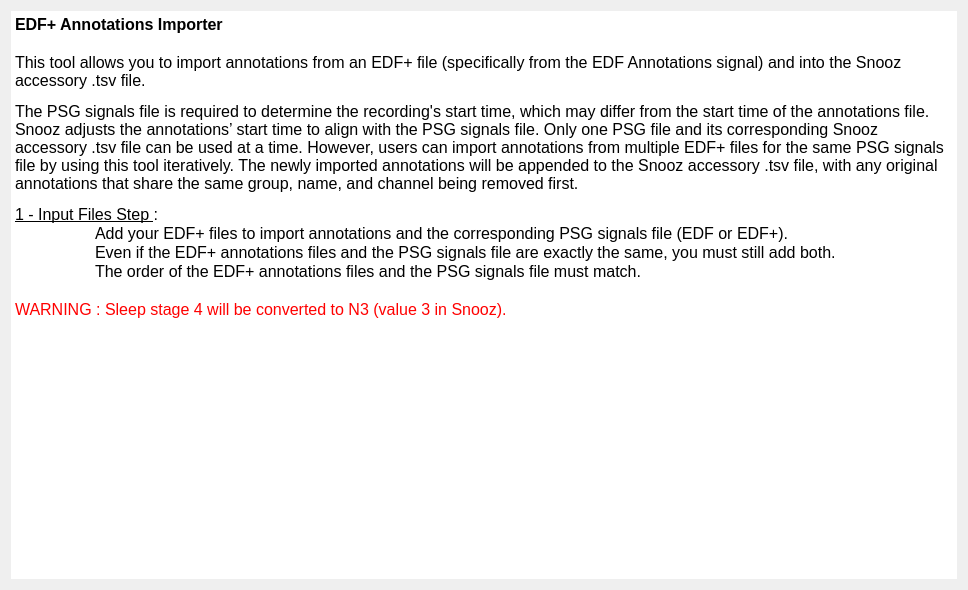
This is tools/CEAMSTools/ImportEDFPlusAnnotations/IntroStep/Ui_IntroStep.ui in SnoozToolbox/snooz-package-ceams as Qt 5 draws it before an edit. The edited form follows.
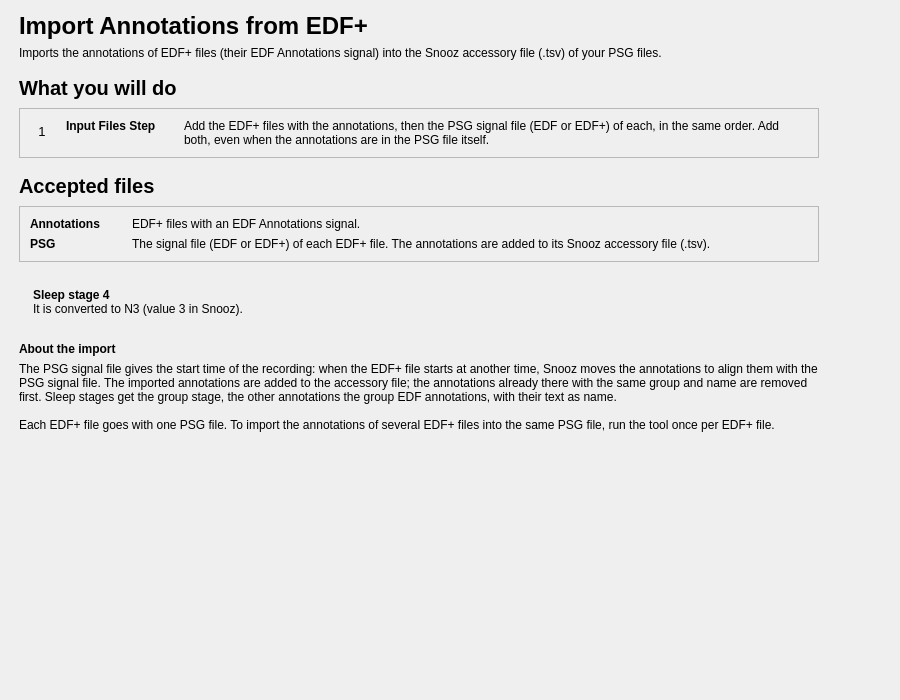
This is the edited form.

Commit message: Import Annotations from EDF+: redesigned pages (tool 2.1.2, module 2.0.2)

```diff
--- a/tools/CEAMSTools/ImportEDFPlusAnnotations/IntroStep/Ui_IntroStep.ui
+++ b/tools/CEAMSTools/ImportEDFPlusAnnotations/IntroStep/Ui_IntroStep.ui
@@ -6,48 +6,434 @@
    <rect>
     <x>0</x>
     <y>0</y>
-    <width>968</width>
-    <height>590</height>
+    <width>900</width>
+    <height>700</height>
    </rect>
   </property>
   <property name="windowTitle">
    <string/>
   </property>
   <layout class="QVBoxLayout" name="verticalLayout">
-   <property name="spacing">
-    <number>25</number>
+   <property name="leftMargin">
+    <number>19</number>
    </property>
+   <property name="topMargin">
+    <number>12</number>
+   </property>
+   <property name="rightMargin">
+    <number>19</number>
+   </property>
+   <property name="bottomMargin">
+    <number>12</number>
+   </property>
    <item>
-    <widget class="QTextEdit" name="textEdit">
-     <property name="frameShape">
-      <enum>QFrame::Shape::NoFrame</enum>
+    <layout class="QHBoxLayout" name="content_row" stretch="1,0">
+     <property name="leftMargin">
+      <number>0</number>
      </property>
-     <property name="lineWidth">
+     <property name="topMargin">
       <number>0</number>
      </property>
-     <property name="readOnly">
-      <bool>true</bool>
+     <property name="rightMargin">
+      <number>0</number>
      </property>
-     <property name="html">
-      <string>&lt;!DOCTYPE HTML PUBLIC &quot;-//W3C//DTD HTML 4.0//EN&quot; &quot;http://www.w3.org/TR/REC-html40/strict.dtd&quot;&gt;
-&lt;html&gt;&lt;head&gt;&lt;meta name=&quot;qrichtext&quot; content=&quot;1&quot; /&gt;&lt;meta charset=&quot;utf-8&quot; /&gt;&lt;style type=&quot;text/css&quot;&gt;
-p, li { white-space: pre-wrap; }
-hr { height: 1px; border-width: 0; }
-li.unchecked::marker { content: &quot;\2610&quot;; }
-li.checked::marker { content: &quot;\2612&quot;; }
-&lt;/style&gt;&lt;/head&gt;&lt;body style=&quot; font-size:12pt; font-weight:400; font-style:normal;&quot;&gt;
-&lt;p style=&quot; margin-top:0px; margin-bottom:0px; margin-left:0px; margin-right:0px; -qt-block-indent:0; text-indent:0px;&quot;&gt;&lt;span style=&quot; font-weight:600;&quot;&gt;EDF+ Annotations Importer&lt;/span&gt;&lt;/p&gt;
-&lt;p style=&quot;-qt-paragraph-type:empty; margin-top:0px; margin-bottom:0px; margin-left:0px; margin-right:0px; -qt-block-indent:0; text-indent:0px;&quot;&gt;&lt;br /&gt;&lt;/p&gt;
-&lt;p style=&quot; margin-top:0px; margin-bottom:0px; margin-left:0px; margin-right:0px; -qt-block-indent:0; text-indent:0px;&quot;&gt;This tool allows you to import annotations from an EDF+ file (specifically from the EDF Annotations signal) and into the Snooz accessory .tsv file.&lt;/p&gt;
-&lt;p style=&quot; margin-top:12px; margin-bottom:12px; margin-left:0px; margin-right:0px; -qt-block-indent:0; text-indent:0px;&quot;&gt;The PSG signals file is required to determine the recording's start time, which may differ from the start time of the annotations file. Snooz adjusts the annotations’ start time to align with the PSG signals file. Only one PSG file and its corresponding Snooz accessory .tsv file can be used at a time. However, users can import annotations from multiple EDF+ files for the same PSG signals file by using this tool iteratively. The newly imported annotations will be appended to the Snooz accessory .tsv file, with any original annotations that share the same group, name, and channel being removed first.&lt;/p&gt;
-&lt;p style=&quot; margin-top:0px; margin-bottom:0px; margin-left:0px; margin-right:0px; -qt-block-indent:0; text-indent:0px;&quot;&gt;&lt;span style=&quot; text-decoration: underline;&quot;&gt;1 - Input Files Step &lt;/span&gt;: &lt;/p&gt;
-&lt;p style=&quot; margin-top:0px; margin-bottom:0px; margin-left:0px; margin-right:0px; -qt-block-indent:0; text-indent:0px;&quot;&gt;	Add your EDF+ files to import annotations and the corresponding PSG signals file (EDF or EDF+). &lt;/p&gt;
-&lt;p style=&quot; margin-top:0px; margin-bottom:0px; margin-left:0px; margin-right:0px; -qt-block-indent:0; text-indent:0px;&quot;&gt;	Even if the EDF+ annotations files and the PSG signals file are exactly the same, you must still add both. &lt;/p&gt;
-&lt;p style=&quot; margin-top:0px; margin-bottom:0px; margin-left:0px; margin-right:0px; -qt-block-indent:0; text-indent:0px;&quot;&gt;	The order of the EDF+ annotations files and the PSG signals file must match.&lt;/p&gt;
-&lt;p style=&quot; margin-top:0px; margin-bottom:0px; margin-left:0px; margin-right:0px; -qt-block-indent:0; text-indent:0px;&quot;&gt;	&lt;/p&gt;
-&lt;p style=&quot; margin-top:0px; margin-bottom:0px; margin-left:0px; margin-right:0px; -qt-block-indent:0; text-indent:0px;&quot;&gt;&lt;span style=&quot; color:#ff0000;&quot;&gt;WARNING : Sleep stage 4 will be converted to N3 (value 3 in Snooz).&lt;/span&gt;&lt;/p&gt;&lt;/body&gt;&lt;/html&gt;</string>
+     <property name="bottomMargin">
+      <number>0</number>
      </property>
-    </widget>
+     <item>
+      <widget class="QWidget" name="content_widget" native="true">
+       <property name="maximumSize">
+        <size>
+         <width>800</width>
+         <height>16777215</height>
+        </size>
+       </property>
+       <layout class="QVBoxLayout" name="content_layout">
+        <property name="spacing">
+         <number>16</number>
+        </property>
+        <property name="leftMargin">
+         <number>0</number>
+        </property>
+        <property name="topMargin">
+         <number>0</number>
+        </property>
+        <property name="rightMargin">
+         <number>0</number>
+        </property>
+        <property name="bottomMargin">
+         <number>0</number>
+        </property>
+        <item>
+         <layout class="QVBoxLayout" name="header_layout">
+          <property name="spacing">
+           <number>6</number>
+          </property>
+          <item>
+           <widget class="QLabel" name="title_label">
+            <property name="font">
+             <font>
+              <pointsize>18</pointsize>
+              <bold>true</bold>
+             </font>
+            </property>
+            <property name="text">
+             <string>Import Annotations from EDF+</string>
+            </property>
+           </widget>
+          </item>
+          <item>
+           <widget class="QLabel" name="subtitle_label">
+            <property name="text">
+             <string>Imports the annotations of EDF+ files (their EDF Annotations signal) into the Snooz accessory file (.tsv) of your PSG files.</string>
+            </property>
+            <property name="wordWrap">
+             <bool>true</bool>
+            </property>
+            <property name="variant" stdset="0">
+             <string notr="true">help</string>
+            </property>
+           </widget>
+          </item>
+         </layout>
+        </item>
+        <item>
+         <layout class="QVBoxLayout" name="steps_section_layout">
+          <property name="spacing">
+           <number>8</number>
+          </property>
+          <item>
+           <widget class="QLabel" name="steps_title_label">
+            <property name="font">
+             <font>
+              <pointsize>15</pointsize>
+              <bold>true</bold>
+             </font>
+            </property>
+            <property name="text">
+             <string>What you will do</string>
+            </property>
+           </widget>
+          </item>
+          <item>
+           <widget class="QFrame" name="steps_card">
+            <property name="frameShape">
+             <enum>QFrame::Shape::StyledPanel</enum>
+            </property>
+            <property name="frameShadow">
+             <enum>QFrame::Shadow::Raised</enum>
+            </property>
+            <layout class="QVBoxLayout" name="steps_card_layout">
+             <property name="spacing">
+              <number>10</number>
+             </property>
+             <property name="leftMargin">
+              <number>10</number>
+             </property>
+             <property name="topMargin">
+              <number>10</number>
+             </property>
+             <property name="rightMargin">
+              <number>10</number>
+             </property>
+             <property name="bottomMargin">
+              <number>10</number>
+             </property>
+             <item>
+              <layout class="QGridLayout" name="steps_grid" columnstretch="0,0,0,1">
+               <property name="horizontalSpacing">
+                <number>12</number>
+               </property>
+               <property name="verticalSpacing">
+                <number>10</number>
+               </property>
+               <item row="0" column="0" alignment="Qt::AlignmentFlag::AlignTop">
+                <widget class="QLabel" name="step_1_number_label">
+                 <property name="font">
+                  <font>
+                   <pointsize>10</pointsize>
+                  </font>
+                 </property>
+                 <property name="text">
+                  <string>1</string>
+                 </property>
+                 <property name="variant" stdset="0">
+                  <string notr="true">step_number</string>
+                 </property>
+                 <property name="minimumSize">
+                  <size>
+                   <width>24</width>
+                   <height>24</height>
+                  </size>
+                 </property>
+                 <property name="maximumSize">
+                  <size>
+                   <width>24</width>
+                   <height>24</height>
+                  </size>
+                 </property>
+                 <property name="alignment">
+                  <set>Qt::AlignmentFlag::AlignCenter</set>
+                 </property>
+                </widget>
+               </item>
+               <item row="0" column="1">
+                <widget class="QLabel" name="step_1_name_label">
+                 <property name="font">
+                  <font>
+                   <bold>true</bold>
+                  </font>
+                 </property>
+                 <property name="text">
+                  <string>Input Files Step</string>
+                 </property>
+                 <property name="alignment">
+                  <set>Qt::AlignmentFlag::AlignLeading|Qt::AlignmentFlag::AlignLeft|Qt::AlignmentFlag::AlignTop</set>
+                 </property>
+                </widget>
+               </item>
+               <item row="0" column="2">
+                <spacer name="steps_gap">
+                 <property name="orientation">
+                  <enum>Qt::Orientation::Horizontal</enum>
+                 </property>
+                 <property name="sizeType">
+                  <enum>QSizePolicy::Policy::Fixed</enum>
+                 </property>
+                 <property name="sizeHint" stdset="0">
+                  <size>
+                   <width>16</width>
+                   <height>20</height>
+                  </size>
+                 </property>
+                </spacer>
+               </item>
+               <item row="0" column="3">
+                <widget class="QLabel" name="step_1_label">
+                 <property name="text">
+                  <string>Add the EDF+ files with the annotations, then the PSG signal file (EDF or EDF+) of each, in the same order. Add both, even when the annotations are in the PSG file itself.</string>
+                 </property>
+                 <property name="wordWrap">
+                  <bool>true</bool>
+                 </property>
+                 <property name="variant" stdset="0">
+                  <string notr="true">help</string>
+                 </property>
+                 <property name="alignment">
+                  <set>Qt::AlignmentFlag::AlignLeading|Qt::AlignmentFlag::AlignLeft|Qt::AlignmentFlag::AlignTop</set>
+                 </property>
+                </widget>
+               </item>
+              </layout>
+             </item>
+            </layout>
+           </widget>
+          </item>
+         </layout>
+        </item>
+        <item>
+         <layout class="QVBoxLayout" name="files_section_layout">
+          <property name="spacing">
+           <number>8</number>
+          </property>
+          <item>
+           <widget class="QLabel" name="files_title_label">
+            <property name="font">
+             <font>
+              <pointsize>15</pointsize>
+              <bold>true</bold>
+             </font>
+            </property>
+            <property name="text">
+             <string>Accepted files</string>
+            </property>
+           </widget>
+          </item>
+          <item>
+           <widget class="QFrame" name="files_card">
+            <property name="frameShape">
+             <enum>QFrame::Shape::StyledPanel</enum>
+            </property>
+            <property name="frameShadow">
+             <enum>QFrame::Shadow::Raised</enum>
+            </property>
+            <layout class="QVBoxLayout" name="files_card_layout">
+             <property name="spacing">
+              <number>10</number>
+             </property>
+             <property name="leftMargin">
+              <number>10</number>
+             </property>
+             <property name="topMargin">
+              <number>10</number>
+             </property>
+             <property name="rightMargin">
+              <number>10</number>
+             </property>
+             <property name="bottomMargin">
+              <number>10</number>
+             </property>
+             <item>
+              <layout class="QGridLayout" name="files_grid" columnstretch="0,1">
+               <property name="horizontalSpacing">
+                <number>32</number>
+               </property>
+               <property name="verticalSpacing">
+                <number>6</number>
+               </property>
+               <item row="0" column="0">
+                <widget class="QLabel" name="file_1_name_label">
+                 <property name="font">
+                  <font>
+                   <bold>true</bold>
+                  </font>
+                 </property>
+                 <property name="text">
+                  <string>Annotations</string>
+                 </property>
+                </widget>
+               </item>
+               <item row="0" column="1">
+                <widget class="QLabel" name="file_1_label">
+                 <property name="text">
+                  <string>EDF+ files with an EDF Annotations signal.</string>
+                 </property>
+                 <property name="wordWrap">
+                  <bool>true</bool>
+                 </property>
+                </widget>
+               </item>
+               <item row="1" column="0">
+                <widget class="QLabel" name="file_2_name_label">
+                 <property name="font">
+                  <font>
+                   <bold>true</bold>
+                  </font>
+                 </property>
+                 <property name="text">
+                  <string>PSG</string>
+                 </property>
+                </widget>
+               </item>
+               <item row="1" column="1">
+                <widget class="QLabel" name="file_2_label">
+                 <property name="text">
+                  <string>The signal file (EDF or EDF+) of each EDF+ file. The annotations are added to its Snooz accessory file (.tsv).</string>
+                 </property>
+                 <property name="wordWrap">
+                  <bool>true</bool>
+                 </property>
+                </widget>
+               </item>
+              </layout>
+             </item>
+            </layout>
+           </widget>
+          </item>
+         </layout>
+        </item>
+        <item>
+         <widget class="QFrame" name="stage4_warning">
+          <property name="frameShape">
+           <enum>QFrame::Shape::NoFrame</enum>
+          </property>
+          <property name="variant" stdset="0">
+           <string notr="true">warning</string>
+          </property>
+          <layout class="QHBoxLayout" name="stage4_warning_layout">
+           <property name="leftMargin">
+            <number>14</number>
+           </property>
+           <property name="topMargin">
+            <number>10</number>
+           </property>
+           <property name="rightMargin">
+            <number>14</number>
+           </property>
+           <property name="bottomMargin">
+            <number>10</number>
+           </property>
+           <item>
+            <widget class="QLabel" name="stage4_warning_label">
+             <property name="text">
+              <string>&lt;b&gt;Sleep stage 4&lt;/b&gt;&lt;br/&gt;It is converted to N3 (value 3 in Snooz).</string>
+             </property>
+             <property name="textFormat">
+              <enum>Qt::TextFormat::RichText</enum>
+             </property>
+             <property name="wordWrap">
+              <bool>true</bool>
+             </property>
+            </widget>
+           </item>
+          </layout>
+         </widget>
+        </item>
+        <item>
+         <layout class="QVBoxLayout" name="about_import_layout">
+          <property name="spacing">
+           <number>6</number>
+          </property>
+          <item>
+           <widget class="QLabel" name="about_import_title_label">
+            <property name="font">
+             <font>
+              <bold>true</bold>
+             </font>
+            </property>
+            <property name="text">
+             <string>About the import</string>
+            </property>
+           </widget>
+          </item>
+          <item>
+           <widget class="QLabel" name="about_import_label">
+            <property name="text">
+             <string>The PSG signal file gives the start time of the recording: when the EDF+ file starts at another time, Snooz moves the annotations to align them with the PSG signal file. The imported annotations are added to the accessory file; the annotations already there with the same group and name are removed first. Sleep stages get the group stage, the other annotations the group EDF annotations, with their text as name.&lt;br/&gt;&lt;br/&gt;Each EDF+ file goes with one PSG file. To import the annotations of several EDF+ files into the same PSG file, run the tool once per EDF+ file.</string>
+            </property>
+            <property name="textFormat">
+             <enum>Qt::TextFormat::RichText</enum>
+            </property>
+            <property name="wordWrap">
+             <bool>true</bool>
+            </property>
+            <property name="variant" stdset="0">
+             <string notr="true">help</string>
+            </property>
+           </widget>
+          </item>
+         </layout>
+        </item>
+       </layout>
+      </widget>
+     </item>
+     <item>
+      <spacer name="content_spacer">
+       <property name="orientation">
+        <enum>Qt::Orientation::Horizontal</enum>
+       </property>
+       <property name="sizeHint" stdset="0">
+        <size>
+         <width>40</width>
+         <height>20</height>
+        </size>
+       </property>
+      </spacer>
+     </item>
+    </layout>
+   </item>
+   <item>
+    <spacer name="verticalSpacer">
+     <property name="orientation">
+      <enum>Qt::Orientation::Vertical</enum>
+     </property>
+     <property name="sizeHint" stdset="0">
+      <size>
+       <width>40</width>
+       <height>20</height>
+      </size>
+     </property>
+    </spacer>
    </item>
   </layout>
  </widget>
```
Left out of the diff: 6 changed lines with no effect on the pictures. The commit also changes 7 other files.
